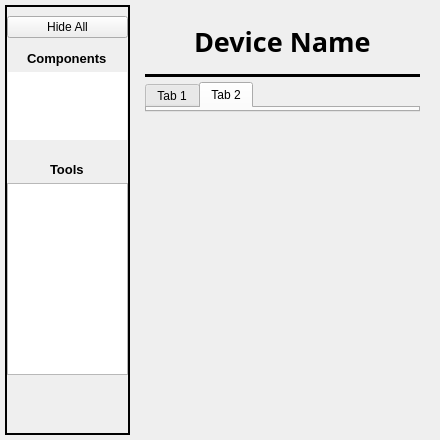
Before: the Qt Designer form typhon/ui/base.ui in pcdshub/typhos, drawn with Qt 5.
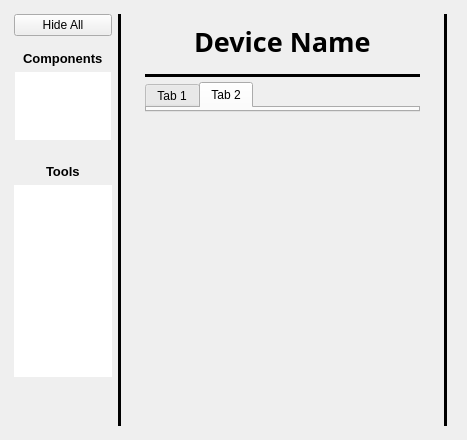
After: the same form once the commit is applied. The open tabs and pages were chosen to show the change.

Commit message: UI: Add barriers and subwindow that hides

What changed in the file:
```diff
--- a/typhon/ui/base.ui
+++ b/typhon/ui/base.ui
@@ -20,6 +20,9 @@
    <string>Form</string>
   </property>
   <layout class="QHBoxLayout" name="widget_layout">
+   <property name="spacing">
+    <number>6</number>
+   </property>
    <property name="sizeConstraint">
     <enum>QLayout::SetFixedSize</enum>
    </property>
@@ -56,7 +59,7 @@
       <string notr="true"/>
      </property>
      <property name="frameShape">
-      <enum>QFrame::Box</enum>
+      <enum>QFrame::NoFrame</enum>
      </property>
      <property name="frameShadow">
       <enum>QFrame::Plain</enum>
@@ -64,16 +67,9 @@
      <property name="lineWidth">
       <number>2</number>
      </property>
+     <layout class="QHBoxLayout" name="horizontalLayout">
+      <item>
      <layout class="QVBoxLayout" name="verticalLayout_2">
-      <property name="spacing">
-       <number>4</number>
-      </property>
-      <property name="leftMargin">
-       <number>0</number>
-      </property>
-      <property name="rightMargin">
-       <number>0</number>
-      </property>
       <item>
        <widget class="QPushButton" name="hide_button">
         <property name="text">
@@ -174,7 +170,20 @@
           </widget>
          </item>
          <item>
-          <widget class="QListWidget" name="tool_list"/>
+            <widget class="QListWidget" name="tool_list">
+             <property name="autoFillBackground">
+              <bool>false</bool>
+             </property>
+             <property name="frameShape">
+              <enum>QFrame::NoFrame</enum>
+             </property>
+             <property name="autoScroll">
+              <bool>false</bool>
+             </property>
+             <property name="uniformItemSizes">
+              <bool>false</bool>
+             </property>
+            </widget>
          </item>
         </layout>
        </widget>
@@ -193,6 +202,21 @@
        </spacer>
       </item>
      </layout>
+      </item>
+      <item>
+       <widget class="QFrame" name="vertical_bar">
+        <property name="frameShape">
+         <enum>QFrame::VLine</enum>
+        </property>
+        <property name="frameShadow">
+         <enum>QFrame::Plain</enum>
+        </property>
+        <property name="lineWidth">
+         <number>5</number>
+        </property>
+       </widget>
+      </item>
+     </layout>
     </widget>
    </item>
    <item alignment="Qt::AlignTop">
@@ -345,7 +369,29 @@
      </layout>
     </widget>
    </item>
-   <item alignment="Qt::AlignTop">
+   <item>
+    <widget class="QWidget" name="subwindow" native="true">
+     <property name="baseSize">
+      <size>
+       <width>100</width>
+       <height>0</height>
+      </size>
+     </property>
+     <layout class="QHBoxLayout" name="horizontalLayout_2">
+      <item>
+       <widget class="QFrame" name="frame">
+        <property name="frameShape">
+         <enum>QFrame::VLine</enum>
+        </property>
+        <property name="frameShadow">
+         <enum>QFrame::Plain</enum>
+        </property>
+        <property name="lineWidth">
+         <number>5</number>
+        </property>
+       </widget>
+      </item>
+      <item>
     <widget class="QStackedWidget" name="subdisplay">
      <property name="sizePolicy">
       <sizepolicy hsizetype="Preferred" vsizetype="Preferred">
@@ -364,6 +410,9 @@
      </property>
      <widget class="QWidget" name="page"/>
      <widget class="QWidget" name="page_2"/>
+       </widget>
+      </item>
+     </layout>
     </widget>
    </item>
   </layout>
```
Left out of the diff: 2 changed lines with no effect on the pictures. Lines whose indentation alone changed are shown as unchanged. The commit also changes 1 other file.
